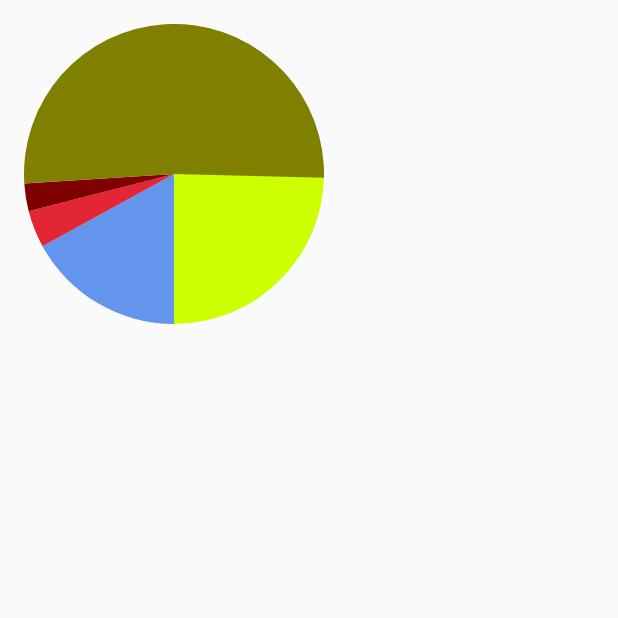
After one commit to shucc/Awesome_View, an Android app: the PieChartActivity screen opened directly, with no data from a screen before it, on a phone screen of 412 x 824 dp, the top half of it. The commit adds this screen. Run offline under Robolectric (Android 15) with nearby library versions, the phone set to English and light mode, and no system bars.

Commit message:
Path绘制练习

```diff
--- a/app/src/main/java/org/cchao/awesome/LogUtil.java
+++ b/app/src/main/java/org/cchao/awesome/LogUtil.java
@@ -8,8 +8,7 @@ import android.util.Log;
  */
 public class LogUtil {
 
-    public static void i(String content) {
-        Log.i("awesome", content);
+    public static void i(Object content) {
+        Log.i("awesome", String.valueOf(content));
     }
-
 }
--- a/app/src/main/java/org/cchao/awesome/MainActivity.java
+++ b/app/src/main/java/org/cchao/awesome/MainActivity.java
@@ -42,5 +42,11 @@ public class MainActivity extends AppCompatActivity {
                 startActivity(new Intent(MainActivity.this, CodesActivity.class));
             }
         });
+        this.findViewById(R.id.activity_main_btn_pie_chart).setOnClickListener(new View.OnClickListener() {
+            @Override
+            public void onClick(View v) {
+                startActivity(new Intent(MainActivity.this, PieChartActivity.class));
+            }
+        });
     }
 }
--- /dev/null
+++ b/app/src/main/java/org/cchao/awesome/PieChartActivity.java
@@ -0,0 +1,36 @@
+package org.cchao.awesome;
+
+import android.support.v7.app.AppCompatActivity;
+import android.os.Bundle;
+
+import org.cchao.awesome.bean.PieData;
+import org.cchao.awesome.widget.PieChartView;
+
+import java.util.ArrayList;
+
+public class PieChartActivity extends AppCompatActivity {
+
+    private final int[] colors = new int[]{0xFFCCFF00, 0xFF6495ED, 0xFFE32636, 0xFF800000, 0xFF808000};
+    private final int[] value = new int[] {345, 232, 66, 50, 656};
+
+    private PieChartView pieChartViewOne;
+
+    private ArrayList<PieData> pieDatas;
+
+    @Override
+    protected void onCreate(Bundle savedInstanceState) {
+        super.onCreate(savedInstanceState);
+        setContentView(R.layout.activity_pie_chart);
+
+        pieChartViewOne = (PieChartView) findViewById(R.id.pieChartView_one);
+
+        pieDatas = new ArrayList<>();
+        for (int i = 0; i < 5; i++) {
+            PieData pieData = new PieData();
+            pieData.setColor(colors[i]);
+            pieData.setValue(value[i]);
+            pieDatas.add(pieData);
+        }
+        pieChartViewOne.setData(pieDatas);
+    }
+}
--- /dev/null
+++ b/app/src/main/java/org/cchao/awesome/bean/PieData.java
@@ -0,0 +1,48 @@
+package org.cchao.awesome.bean;
+
+/**
+ * Created by chenchao on 16/11/16.
+ * cc@cchao.org
+ */
+public class PieData {
+
+    private int color = 0;
+
+    private int value;
+
+    private float percentage = 0;
+
+    private float angle = 0;
+
+    public int getColor() {
+        return color;
+    }
+
+    public void setColor(int color) {
+        this.color = color;
+    }
+
+    public int getValue() {
+        return value;
+    }
+
+    public void setValue(int value) {
+        this.value = value;
+    }
+
+    public float getPercentage() {
+        return percentage;
+    }
+
+    public void setPercentage(float percentage) {
+        this.percentage = percentage;
+    }
+
+    public float getAngle() {
+        return angle;
+    }
+
+    public void setAngle(float angle) {
+        this.angle = angle;
+    }
+}
--- /dev/null
+++ b/app/src/main/java/org/cchao/awesome/widget/PieChartView.java
@@ -0,0 +1,94 @@
+package org.cchao.awesome.widget;
+
+import android.content.Context;
+import android.graphics.Canvas;
+import android.graphics.Paint;
+import android.graphics.RectF;
+import android.util.AttributeSet;
+import android.view.View;
+
+import org.cchao.awesome.bean.PieData;
+
+import java.util.ArrayList;
+
+/**
+ * Created by chenchao on 16/11/16.
+ * cc@cchao.org
+ */
+public class PieChartView extends View {
+
+    private Paint paint = new Paint();
+
+    private ArrayList<PieData> pieDatas;
+
+    private float startAngle = 0;
+
+    private int width;
+    private int height;
+
+    public PieChartView(Context context) {
+        super(context);
+    }
+
+    public PieChartView(Context context, AttributeSet attributeSet) {
+        super(context, attributeSet);
+        paint.setStyle(Paint.Style.FILL);
+        paint.setAntiAlias(true);
+    }
+
+    @Override
+    protected void onSizeChanged(int w, int h, int oldw, int oldh) {
+        super.onSizeChanged(w, h, oldw, oldh);
+        width = w;
+        height = h;
+    }
+
+    @Override
+    protected void onDraw(Canvas canvas) {
+        super.onDraw(canvas);
+        if (null == pieDatas) {
+            return;
+        }
+        float nowStartAngle = startAngle;
+        canvas.translate(width >> 1, height >> 1);
+        float r = (float) (Math.min(width, height) >> 1);
+        RectF rectF = new RectF(-r, -r, r, r);
+        for (int i = 0; i < pieDatas.size(); i++) {
+            PieData pieData = pieDatas.get(i);
+            paint.setColor(pieData.getColor());
+            canvas.drawArc(rectF, nowStartAngle, pieData.getAngle(), true, paint);
+            nowStartAngle += pieData.getAngle();
+        }
+    }
+
+    public void setStartAngle(float startAngle) {
+        this.startAngle = startAngle;
+        initData(pieDatas);
+        invalidate();
+    }
+
+    public void setData(ArrayList<PieData> pieDatas) {
+        this.pieDatas = pieDatas;
+        initData(pieDatas);
+        invalidate();
+    }
+
+    private void initData(ArrayList<PieData> datas) {
+        if (datas == null || datas.size() == 0) {
+            return;
+        }
+        int sumValue = 0;
+        for (int i = 0; i < pieDatas.size(); i++) {
+            sumValue += pieDatas.get(i).getValue();
+        }
+        int sumAngel = 0;
+        for (int i = 0; i < pieDatas.size(); i++) {
+            PieData pieData = pieDatas.get(i);
+            float percentage = pieData.getValue() * 100 / sumValue;
+            pieData.setPercentage(percentage);
+            pieData.setAngle(i == pieDatas.size() - 1 ? (360 - sumAngel) : percentage * 360 / 100);
+            pieDatas.set(i, pieData);
+            sumAngel += percentage * 360 / 100;
+        }
+    }
+}
--- a/app/src/main/res/layout/activity_main.xml
+++ b/app/src/main/res/layout/activity_main.xml
@@ -38,4 +38,10 @@
         android:layout_width="match_parent"
         android:layout_height="wrap_content" />
 
+    <Button
+        android:id="@+id/activity_main_btn_pie_chart"
+        android:text="饼状图"
+        android:layout_width="match_parent"
+        android:layout_height="wrap_content" />
+
 </LinearLayout>
--- /dev/null
+++ b/app/src/main/res/layout/activity_pie_chart.xml
@@ -0,0 +1,18 @@
+<?xml version="1.0" encoding="utf-8"?>
+<RelativeLayout xmlns:android="http://schemas.android.com/apk/res/android"
+    xmlns:tools="http://schemas.android.com/tools"
+    android:id="@+id/activity_pie_chart"
+    android:layout_width="match_parent"
+    android:layout_height="match_parent"
+    android:paddingBottom="@dimen/activity_vertical_margin"
+    android:paddingLeft="@dimen/activity_horizontal_margin"
+    android:paddingRight="@dimen/activity_horizontal_margin"
+    android:paddingTop="@dimen/activity_vertical_margin"
+    tools:context="org.cchao.awesome.PieChartActivity">
+
+    <org.cchao.awesome.widget.PieChartView
+        android:id="@+id/pieChartView_one"
+        android:layout_width="200dp"
+        android:layout_height="200dp" />
+
+</RelativeLayout>
--- a/app/src/main/res/values/attrs.xml
+++ b/app/src/main/res/values/attrs.xml
@@ -38,4 +38,8 @@
         <attr name="codePointColor" format="color" />
         <attr name="codePointNum" format="integer" />
     </declare-styleable>
+
+    <declare-styleable name="RadarView">
+        <attr name="titleTextSize" format="dimension" />
+    </declare-styleable>
 </resources>
--- a/app/src/main/res/values/styles.xml
+++ b/app/src/main/res/values/styles.xml
@@ -1,7 +1,7 @@
 <resources>
 
     <!-- Base application theme. -->
-    <style name="AppTheme" parent="Theme.AppCompat.Light.DarkActionBar">
+    <style name="AppTheme" parent="Theme.AppCompat.Light.NoActionBar">
         <!-- Customize your theme here. -->
         <item name="colorPrimary">@color/colorPrimary</item>
         <item name="colorPrimaryDark">@color/colorPrimaryDark</item>
```
Also changed, not shown: app/src/main/AndroidManifest.xml (+12 -6 lines), app/src/main/java/org/cchao/awesome/RadarActivity.java (added, +43 -0 lines), app/src/main/java/org/cchao/awesome/TestActiivty.java (added, +13 -0 lines), app/src/main/java/org/cchao/awesome/widget/RadarView.java (added, +178 -0 lines), app/src/main/java/org/cchao/awesome/widget/TestView.java (added, +51 -0 lines), app/src/main/res/layout/activity_radar.xml (added, +13 -0 lines), app/src/main/res/layout/activity_test_actiivty.xml (added, +11 -0 lines).
